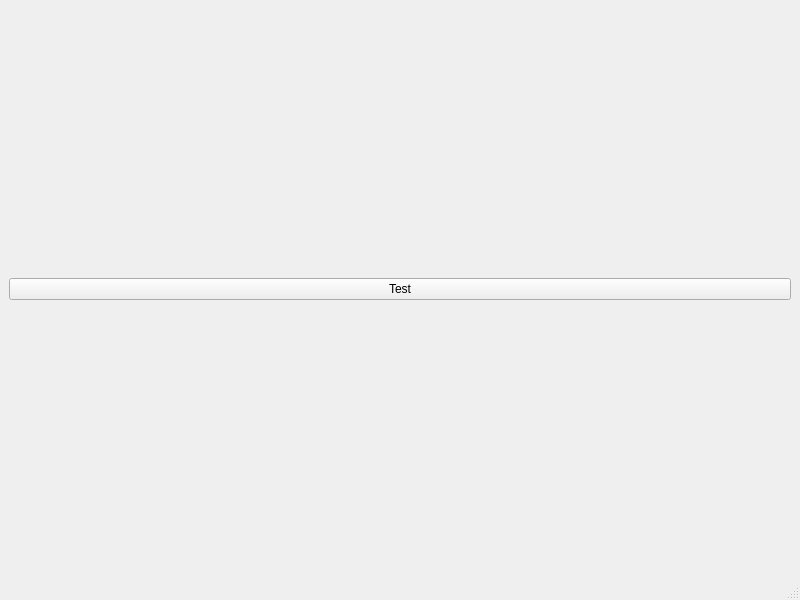
This is mainwindow.ui in ArashMassoudieh/SpatialStat as Qt 5 draws it before an edit. The edited form follows.
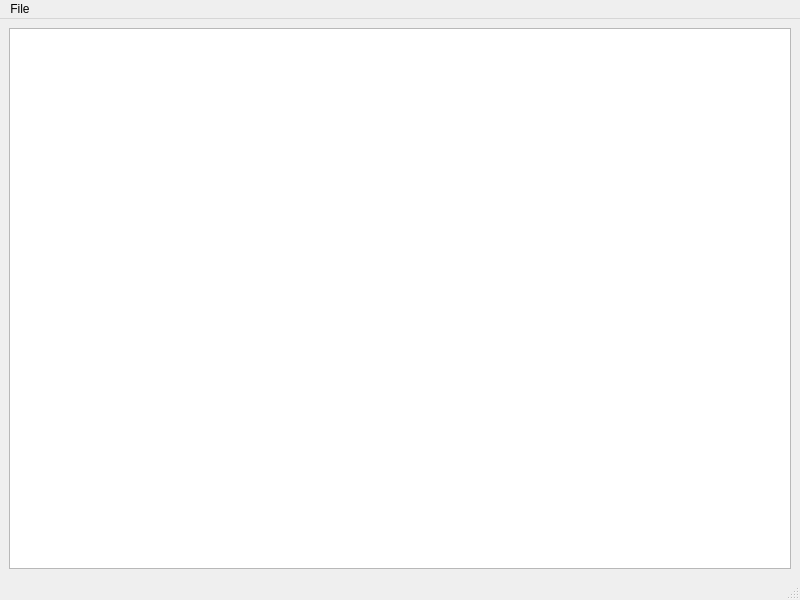
This is the edited form.

Patch:
```diff
--- a/mainwindow.ui
+++ b/mainwindow.ui
@@ -16,11 +16,7 @@
   <widget class="QWidget" name="centralwidget">
    <layout class="QGridLayout" name="gridLayout">
     <item row="0" column="0">
-     <widget class="QPushButton" name="pushButtonTest">
-      <property name="text">
-       <string>Test</string>
-      </property>
-     </widget>
+     <widget class="QListWidget" name="listWidget"/>
     </item>
    </layout>
   </widget>
@@ -33,6 +29,14 @@
      <height>22</height>
     </rect>
    </property>
+   <widget class="QMenu" name="menuFile">
+    <property name="title">
+     <string>File</string>
+    </property>
+    <addaction name="actionRun_Sample_Script"/>
+    <addaction name="actionOpen_Script"/>
+   </widget>
+   <addaction name="menuFile"/>
   </widget>
   <widget class="QStatusBar" name="statusbar"/>
  </widget>
```
Left out of the diff: 10 changed lines with no effect on the pictures.
